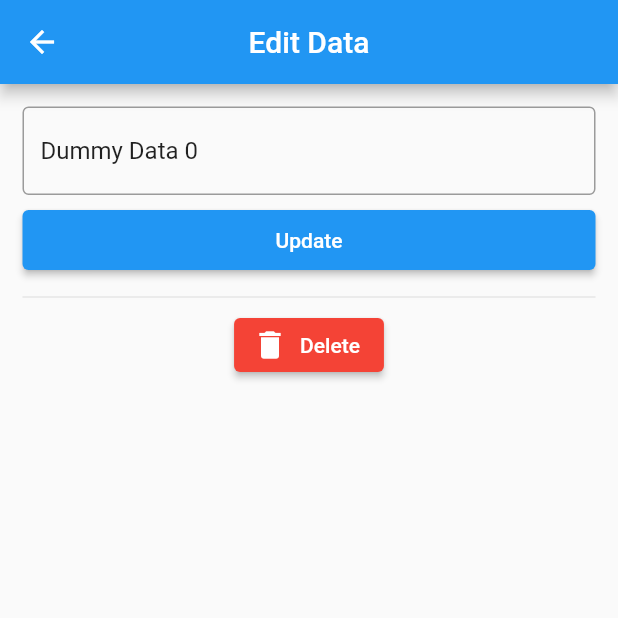
After one commit to ghrms80/flutter_supabase, a Flutter app: the screen it shows once a user with an empty profile is signed in, after a tap on the "edit" icon, on a phone screen of 412 x 824 dp, the top half of it. The commit adds this screen. Run offline on Flutter 3.47's test engine with Material 2 defaults, Android fonts, the phone set to English and light mode, and no system bars; our stand-ins replace flutter_dotenv, supabase_flutter; accounts and stored records are empty; network calls fail.

```diff
--- /dev/null
+++ b/lib/pages/edit_page.dart
@@ -0,0 +1,78 @@
+import 'package:flutter/material.dart';
+
+class EditPage extends StatefulWidget {
+  final String editData;
+  final int editId;
+
+  const EditPage({
+    super.key,
+    required this.editData,
+    required this.editId,
+  });
+
+  @override
+  State<EditPage> createState() => _EditPageState();
+}
+
+class _EditPageState extends State<EditPage> {
+  bool isLoading = false;
+  TextEditingController titleController = TextEditingController();
+
+  @override
+  void initState() {
+    super.initState();
+    titleController.text = widget.editData;
+  }
+
+  @override
+  Widget build(BuildContext context) {
+    return Scaffold(
+      appBar: AppBar(
+        title: const Text("Edit Data"),
+        centerTitle: true,
+      ),
+      body: Padding(
+        padding: const EdgeInsets.all(15),
+        child: Column(
+          children: [
+            TextField(
+              controller: titleController,
+              decoration: const InputDecoration(
+                hintText: "Enter the title",
+                border: OutlineInputBorder(),
+              ),
+            ),
+            const SizedBox(height: 10),
+            isLoading
+                ? const Center(
+                    child: CircularProgressIndicator(),
+                  )
+                : Column(
+                    children: [
+                      SizedBox(
+                        width: double.infinity,
+                        height: 40,
+                        child: ElevatedButton(
+                          onPressed: () {},
+                          child: const Text("Update"),
+                        ),
+                      ),
+                      const SizedBox(height: 10),
+                      const Divider(),
+                      ElevatedButton.icon(
+                        onPressed: () {},
+                        icon: const Icon(Icons.delete),
+                        label: const Text("Delete"),
+                        style: ButtonStyle(
+                          backgroundColor:
+                              MaterialStateProperty.all(Colors.red),
+                        ),
+                      ),
+                    ],
+                  ),
+          ],
+        ),
+      ),
+    );
+  }
+}
--- a/lib/pages/home_page.dart
+++ b/lib/pages/home_page.dart
@@ -1,4 +1,6 @@
 import 'package:flutter/material.dart';
+import 'package:flutter_supabase_udemy_re/pages/create_page.dart';
+import 'package:flutter_supabase_udemy_re/pages/edit_page.dart';
 import 'package:supabase_flutter/supabase_flutter.dart';
 
 class HomePage extends StatelessWidget {
@@ -18,8 +20,42 @@ class HomePage extends StatelessWidget {
           ),
         ],
       ),
-      body: const Center(
-        child: Text("Home Page"),
+      body: ListView.builder(
+        itemCount: 5,
+        itemBuilder: (context, index) {
+          String data = "Dummy Data $index";
+          return ListTile(
+            title: Text(data),
+            trailing: IconButton(
+              onPressed: () {
+                Navigator.push(
+                  context,
+                  MaterialPageRoute(
+                    builder: (context) => EditPage(
+                      editData: data,
+                      editId: index,
+                    ),
+                  ),
+                );
+              },
+              icon: const Icon(
+                Icons.edit,
+                color: Colors.red,
+              ),
+            ),
+          );
+        },
+      ),
+      floatingActionButton: FloatingActionButton(
+        child: const Icon(Icons.add),
+        onPressed: () {
+          Navigator.push(
+            context,
+            MaterialPageRoute(
+              builder: (context) => const CreatePage(),
+            ),
+          );
+        },
       ),
     );
   }
```
Also changed, not shown: lib/pages/create_page.dart (added, +83 -0 lines).
